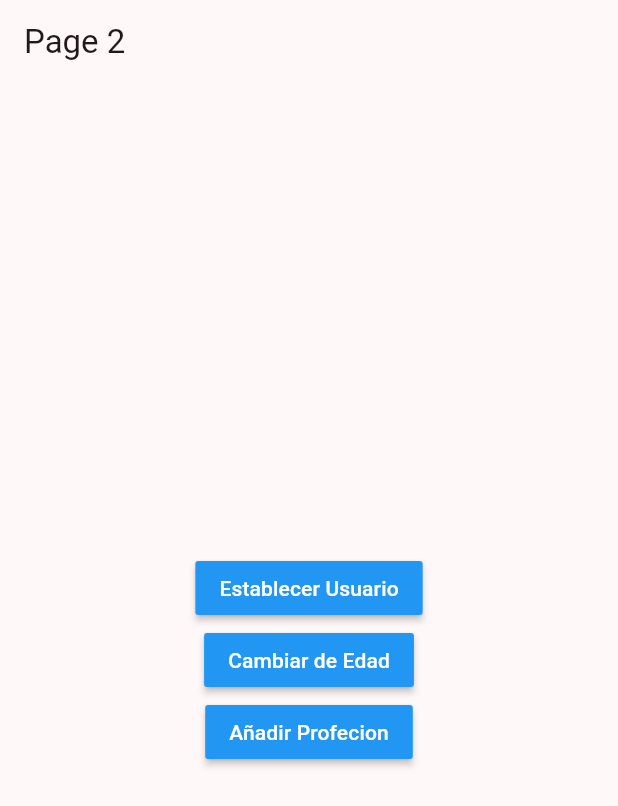
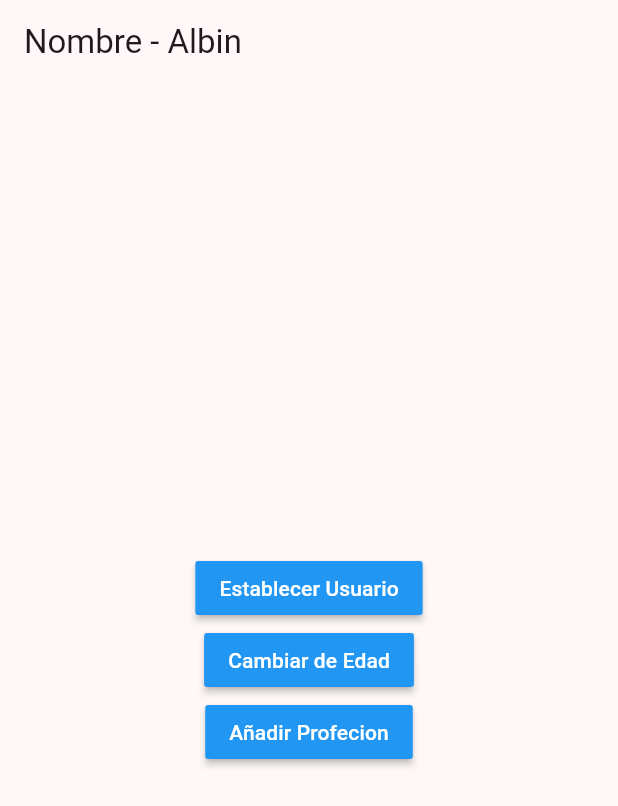
Before and after one commit to albinrk10/Estados-Flutter, a Flutter app: the Page2Screen screen opened by its route, after a tap on "Establecer Usuario", on a phone screen of 412 x 824 dp. Shown: the top 806 px of the screen. Run offline on Flutter 3.47's test engine with Material 3 defaults, Android fonts, the light colour scheme and no system bars; our stand-ins replace go_router; accounts and stored records are empty.

Commit message:
fix singleton

```diff
--- a/lib/domain/entities/usuario.dart
+++ b/lib/domain/entities/usuario.dart
@@ -1,13 +1,13 @@
 class Usuario{
    String nombre;
    int edad;
-   List<String> profesiones;
+   List<String>? profesiones;
 
   Usuario(
     {
       required this.nombre,
       required this.edad,
-      required this.profesiones
+       this.profesiones
     }
   );
 }
--- a/lib/presentation/screens/pagina2_screen.dart
+++ b/lib/presentation/screens/pagina2_screen.dart
@@ -1,3 +1,5 @@
+import 'package:estados_singleton/domain/domain.dart';
+import 'package:estados_singleton/presentation/service/service.dart';
 import 'package:flutter/material.dart';
 
 class Page2Screen extends StatelessWidget {
@@ -7,35 +9,47 @@ class Page2Screen extends StatelessWidget {
   Widget build(BuildContext context) {
     return Scaffold(
       appBar: AppBar(
-        title: const Text('Page 2'),
+        title:  StreamBuilder(
+            stream: usuarioService.usuarioStream,
+            builder: (BuildContext context, AsyncSnapshot<Usuario> snapshot) {
+              return snapshot.hasData
+                  ? Text('Nombre - ${snapshot.data!.nombre}')
+                  : const Text('Page 2');
+            })
       ),
-      body:   Center(
+      body: Center(
           child: Column(
         mainAxisAlignment: MainAxisAlignment.center,
         children: <Widget>[
           MaterialButton(
               color: Colors.blue,
               onPressed: () {
-
+                 final nuevoUsuario = Usuario(nombre: 'Albin', edad: 27);
+                  usuarioService.cargarUsuario(nuevoUsuario);
+                print(usuarioService.cargarUsuario);
               },
-            child: const Text('Establecer Usuario',style: TextStyle(color: Colors.white),)),
-
+              child: const Text(
+                'Establecer Usuario',
+                style: TextStyle(color: Colors.white),
+              )),
           MaterialButton(
               color: Colors.blue,
               onPressed: () {
-
+                usuarioService.cambiarEdad(30);
               },
-            child: const Text('Cambiar de Edad',style: TextStyle(color: Colors.white),)),
-
+              child: const Text(
+                'Cambiar de Edad',
+                style: TextStyle(color: Colors.white),
+              )),
           MaterialButton(
               color: Colors.blue,
-            onPressed: () {
-
-            },
-            child: const Text('Añadir Profecion',style: TextStyle(color: Colors.white),)),
+              onPressed: () {},
+              child: const Text(
+                'Añadir Profecion',
+                style: TextStyle(color: Colors.white),
+              )),
         ],
-        )
-      ),
+      )),
     );
   }
 }
--- /dev/null
+++ b/lib/presentation/service/service.dart
@@ -0,0 +1 @@
+export 'usuario_service.dart';
```
Also changed, not shown: lib/presentation/screens/pagina1_screen.dart (+24 -11 lines), lib/presentation/service/usuario_service.dart (added, +34 -0 lines). Lines whose indentation alone changed are shown as unchanged.
